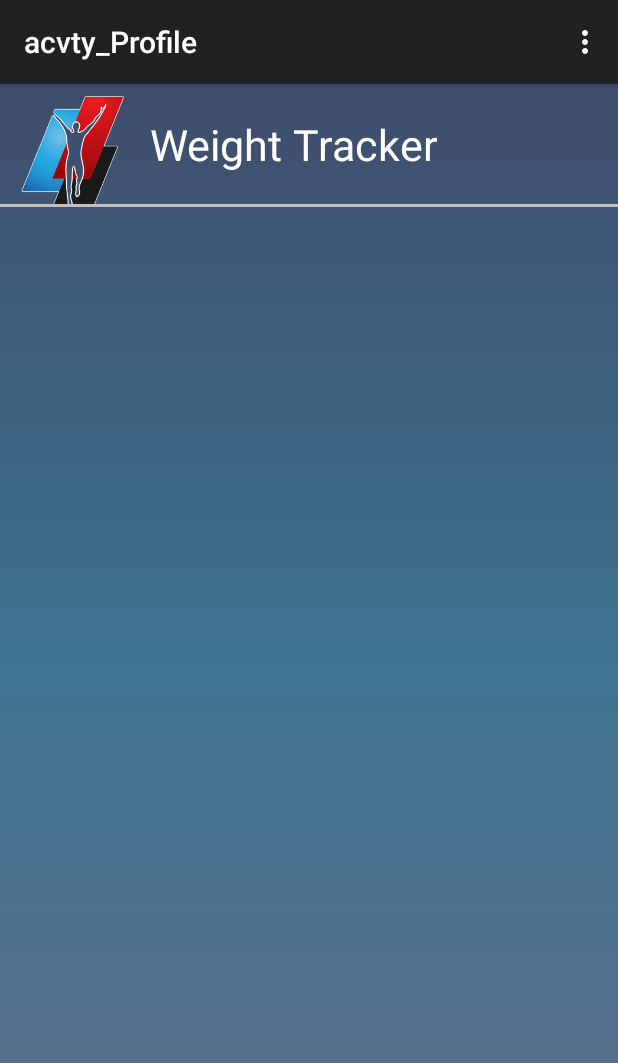
After one commit to CicakSenad-Fit/WeightTR, an Android app: the acvty_Profile screen opened directly, with no data from a screen before it, on a phone screen of 412 x 824 dp. The commit adds this screen. Shown: the top 1063 px of the screen. Run offline under Robolectric (Android 15) with nearby library versions, the phone set to English and light mode, and no system bars; 1 statement that could not run was skipped.

Commit message:
second activity added and object data passed to it

```diff
--- a/app/src/main/assets/localStorage.xml
+++ b/app/src/main/assets/localStorage.xml
@@ -2,8 +2,8 @@
 <localStorage>
     <users>
         <user id="0" username="JohnDoe" pass="0" age="0" sex="N" height="0"/>
-		<user id="1" username="Emina" pass="0" age="27" sex="F" height="172"/>
-		<user id="2" username="Sicha" pass="0" age="33" sex="M" height="182"/>
+		<user id="45" username="Emina" pass="0" age="27" sex="F" height="172"/>
+		<user id="258" username="Sicha" pass="0" age="33" sex="M" height="182"/>
     </users>
     <measures>
         <measure-record id="0" date="" value="" user=""/>
--- a/app/src/main/java/model/User.java
+++ b/app/src/main/java/model/User.java
@@ -1,9 +1,11 @@
 package model;
+
+import java.io.Serializable;
 
 /**
  * Created by Sicha on 4/5/2015.
  */
-public class User {
+public class User implements Serializable {
     private int id;
     private String username;
     private String pass;
--- a/app/src/main/res/layout/activity_main.xml
+++ b/app/src/main/res/layout/activity_main.xml
@@ -37,13 +37,13 @@
                     android:textAlignment="center"
                     android:textColor="#ffffffff"
                     android:textSize="13pt"
-                    android:shadowColor="#ffa0a0a0"
                     android:layout_gravity="center"
                     android:layout_centerVertical="true"
                     android:layout_alignParentEnd="false"
                     android:layout_alignParentStart="false"
                     android:layout_alignParentRight="false"
-                    android:layout_toRightOf="@+id/imgLogoWT" />
+                    android:layout_toRightOf="@+id/imgLogoWT"
+                    android:phoneNumber="false" />
 
             </LinearLayout>
 
@@ -60,4 +60,5 @@
             android:layout_column="0" />
 
         </TableRow>
+
 </LinearLayout>
--- /dev/null
+++ b/app/src/main/res/layout/activity_profile_page.xml
@@ -0,0 +1,62 @@
+<LinearLayout xmlns:android="http://schemas.android.com/apk/res/android"
+    xmlns:tools="http://schemas.android.com/tools"
+    android:background="@drawable/gradient_bg"
+    android:layout_width="fill_parent"
+    android:layout_height="fill_parent"
+    android:orientation="vertical"
+    android:layout_gravity="center_vertical"
+    android:id="@+id/lnrlyt_profilePageLayout"
+    tools:context="com.weighttr.sicha.weighttr.acvty_Profile">
+
+    <TableRow
+        android:layout_width="fill_parent"
+        android:layout_height="80dp">
+
+        <LinearLayout
+            android:id="@+id/tblRow_header"
+            android:orientation="horizontal"
+            android:layout_width="fill_parent"
+            android:layout_height="fill_parent">
+
+            <ImageView
+                android:layout_width="150px"
+                android:layout_height="150px"
+                android:id="@+id/imgLogoWT"
+                android:src="@drawable/weight_tr_logo"
+                android:layout_column="0" />
+
+            <TextView
+                android:layout_width="wrap_content"
+                android:layout_height="wrap_content"
+                android:textAppearance="?android:attr/textAppearanceLarge"
+                android:text="Weight Tracker"
+                android:id="@+id/textView"
+                android:layout_column="3"
+                android:textAlignment="center"
+                android:textColor="#ffffffff"
+                android:textSize="13pt"
+                android:layout_gravity="center"
+                android:layout_centerVertical="true"
+                android:layout_alignParentEnd="false"
+                android:layout_alignParentStart="false"
+                android:layout_alignParentRight="false"
+                android:layout_toRightOf="@+id/imgLogoWT"
+                android:phoneNumber="false" />
+
+        </LinearLayout>
+
+    </TableRow>
+
+    <TableRow
+        android:layout_width="fill_parent"
+        android:layout_height="2dp">
+
+        <View
+            android:layout_width="fill_parent"
+            android:layout_height="2dp"
+            android:background="#c0c0c0"
+            android:layout_column="0" />
+
+    </TableRow>
+
+</LinearLayout>
--- /dev/null
+++ b/app/src/main/res/menu/menu_acvty_profile.xml
@@ -0,0 +1,7 @@
+<menu xmlns:android="http://schemas.android.com/apk/res/android"
+    xmlns:app="http://schemas.android.com/apk/res-auto"
+    xmlns:tools="http://schemas.android.com/tools"
+    tools:context="com.weighttr.sicha.weighttr.acvty_Profile">
+    <item android:id="@+id/action_settings" android:title="@string/action_settings"
+        android:orderInCategory="100" app:showAsAction="never" />
+</menu>
--- a/app/src/main/res/values/strings.xml
+++ b/app/src/main/res/values/strings.xml
@@ -7,5 +7,6 @@
     <string name="button_send">Send</string>
     <string name="title_activity_display_message">This is Second Activity</string>
     <string name="hello_world">Hello world!</string>
+    <string name="title_activity_acvty__profile">acvty_Profile</string>
 
 </resources>
```
Also changed, not shown: app/src/main/AndroidManifest.xml (+11 -4 lines), app/src/main/java/com/weighttr/sicha/weighttr/MainActivity.java (+21 -7 lines), app/src/main/java/com/weighttr/sicha/weighttr/acvty_Profile.java (added, +141 -0 lines).
